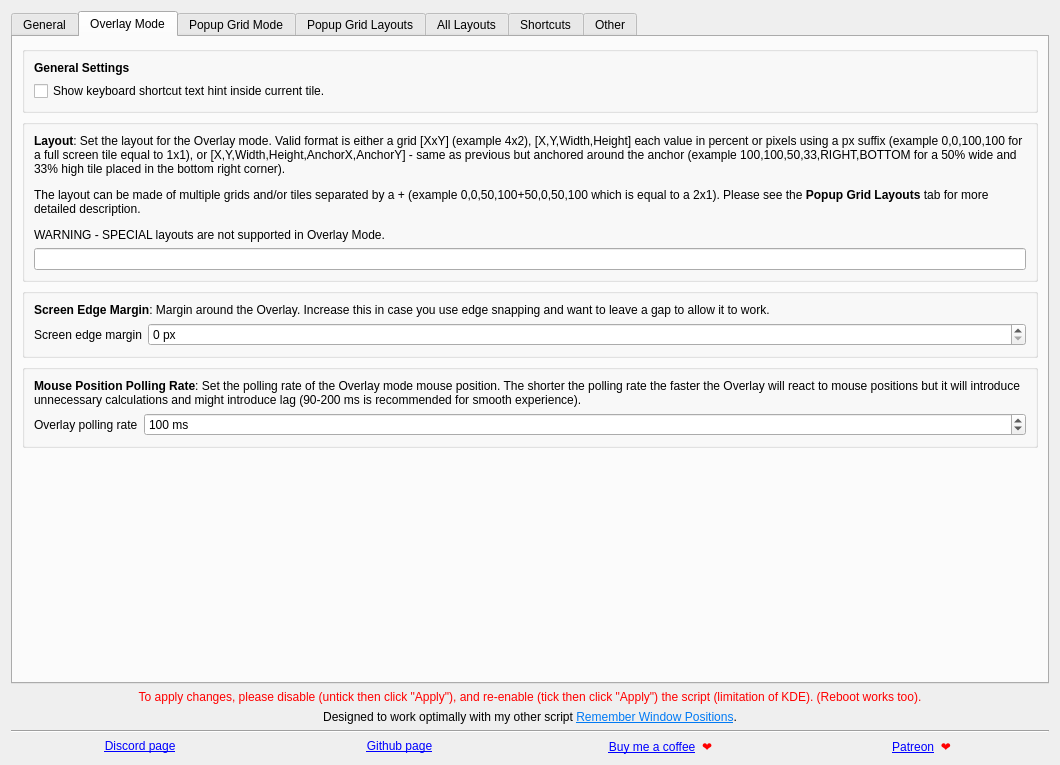
Before: the Qt Designer form src/contents/ui/config.ui in rxappdev/MouseTiler, drawn with Qt 5.
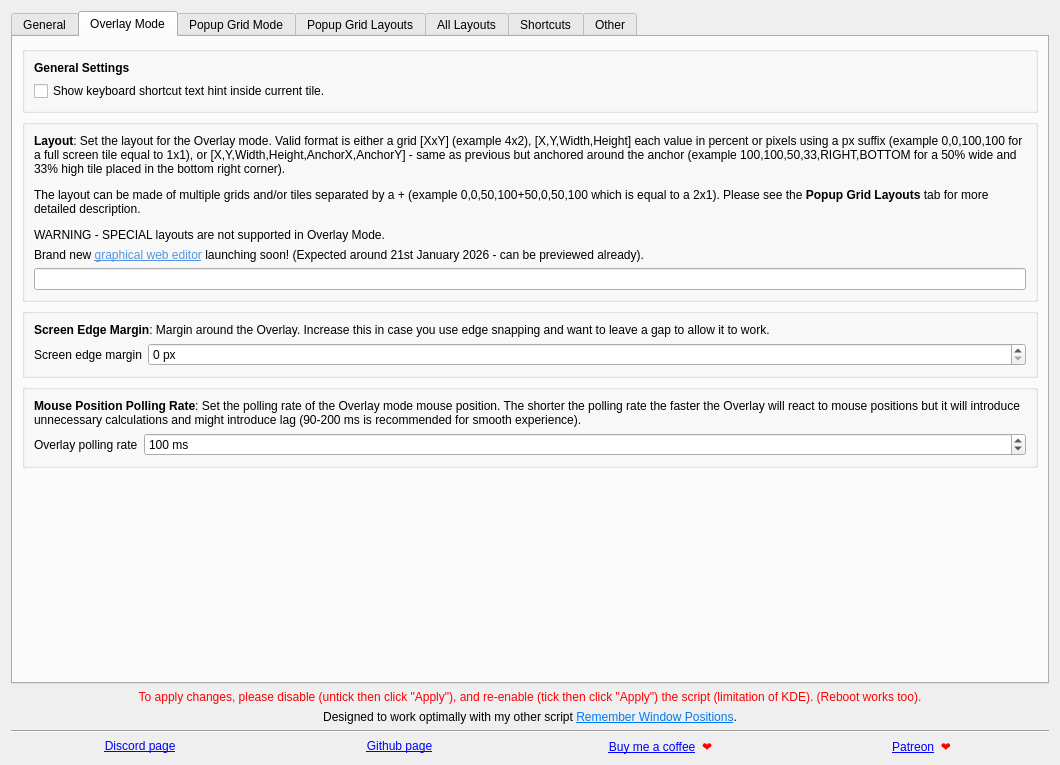
After: the same form once the commit is applied. The open tabs and pages were chosen to show the change. Icons and pictures are not drawn.

Commit message: Added link to graphical tiler. Bumped version to 3.0.0

```diff
--- a/src/contents/ui/config.ui
+++ b/src/contents/ui/config.ui
@@ -572,6 +572,19 @@
             </property>
            </widget>
           </item>
+          <item>
+           <widget class="QLabel" name="label_67">
+            <property name="text">
+             <string>&lt;html&gt;&lt;head/&gt;&lt;body&gt;&lt;p&gt;Brand new &lt;a href=&quot;https://rxweb.epizy.com/mousetiler/editor.html&quot;&gt;&lt;span style=&quot; text-decoration: underline; color:#5294e2;&quot;&gt;graphical web editor&lt;/span&gt;&lt;/a&gt; launching soon! (Expected around 21st January 2026 - can be previewed already).&lt;/p&gt;&lt;/body&gt;&lt;/html&gt;</string>
+            </property>
+            <property name="wordWrap">
+             <bool>true</bool>
+            </property>
+            <property name="openExternalLinks">
+             <bool>true</bool>
+            </property>
+           </widget>
+          </item>
           <item>
            <widget class="QLineEdit" name="kcfg_overlayLayout"/>
           </item>
```
Left out of the diff: 26 changed lines with no effect on the pictures. The commit also changes 1 other file.
